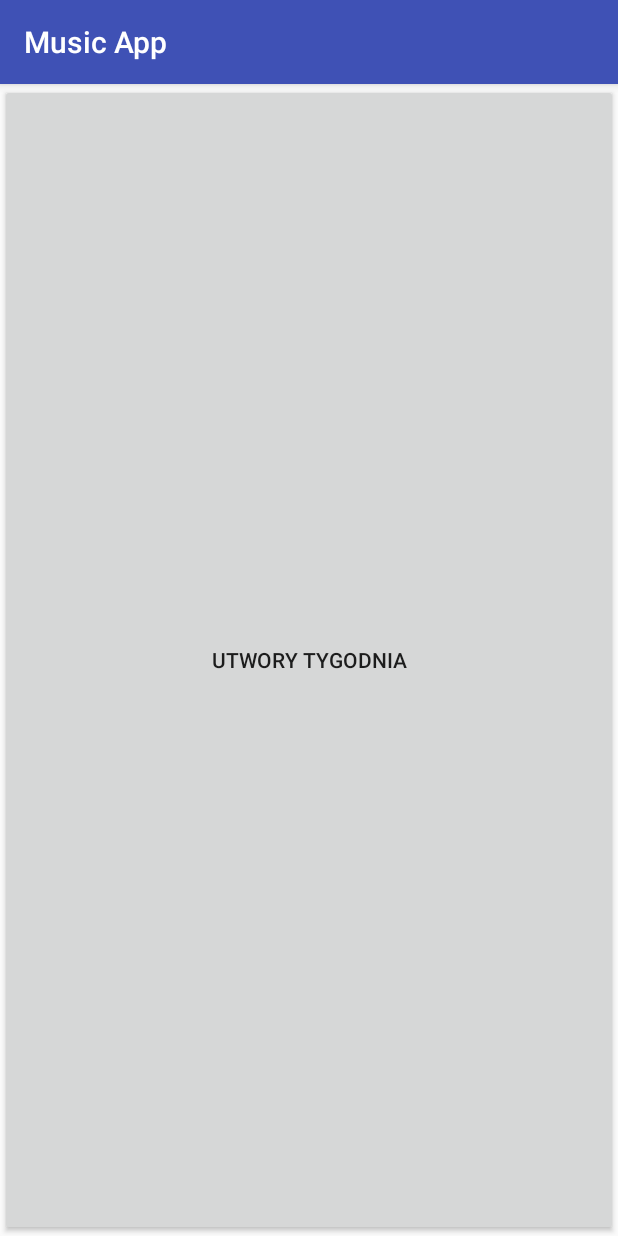
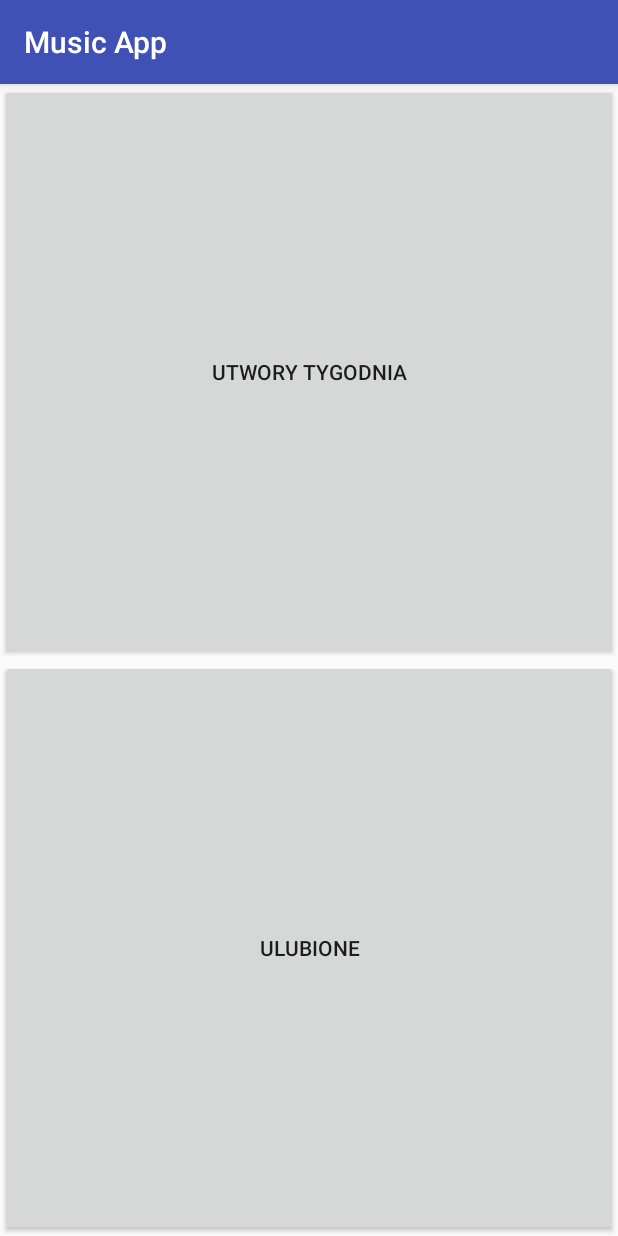
Before and after one commit to w57020/MusicApp-master1, an Android app: the screen it shows after launch (MainActivity), on a phone screen of 412 x 824 dp. Run offline under Robolectric (Android 15) with nearby library versions, the phone set to English and light mode, and no system bars; libraries missing offline, so code that uses them is left out: io.realm; 4 statements that could not run were skipped.

```diff
--- a/app/build.gradle
+++ b/app/build.gradle
@@ -26,7 +26,7 @@ repositories {
 
 
 dependencies {
-    implementation ("com.github.bumptech.glide:glide:4.7.1") {
+    implementation("com.github.bumptech.glide:glide:4.7.1") {
         exclude group: "com.android.support"
     }
     implementation "com.android.support:support-fragment:26.1.0"
--- a/app/src/main/AndroidManifest.xml
+++ b/app/src/main/AndroidManifest.xml
@@ -20,7 +20,11 @@
             </intent-filter>
         </activity>
         <activity android:name=".topsongs.TopSongsActivity" />
-        <activity android:name=".topsongs.SongDetailsActivity"></activity>
+        <activity android:name=".topsongs.SongDetailsActivity" />
+        <activity
+            android:name=".favorites.FavoritesActivity"
+            android:label="Ulubione" />
+
     </application>
 
 </manifest>
--- a/app/src/main/java/com/example/stud/musicapp/MainActivity.java
+++ b/app/src/main/java/com/example/stud/musicapp/MainActivity.java
@@ -1,10 +1,14 @@
 package com.example.stud.musicapp;
 
+import android.content.Intent;
 import android.support.v7.app.AppCompatActivity;
 import android.os.Bundle;
 import android.view.View;
 import android.widget.Button;
 import android.widget.Toast;
+
+import com.example.stud.musicapp.favorites.FavoritesActivity;
+import com.example.stud.musicapp.topsongs.TopSongsActivity;
 
 public class MainActivity extends AppCompatActivity {
 
@@ -17,7 +21,18 @@ public class MainActivity extends AppCompatActivity {
         bTopSongs.setOnClickListener(new View.OnClickListener() {
             @Override
             public void onClick(View view) {
-                Toast.makeText(MainActivity.this, "TODO", Toast.LENGTH_SHORT).show();
+                Intent intent = new Intent(MainActivity.this, TopSongsActivity.class);
+                startActivity(intent);
+            }
+        });
+
+        Button bFavorites = findViewById(R.id.bFavorites);
+        bFavorites.setOnClickListener(new View.OnClickListener() {
+            @Override
+            public void onClick(View view) {
+                Intent intent = new Intent(MainActivity.this, FavoritesActivity.class);
+                startActivity(intent);
+
             }
         });
 
--- a/app/src/main/res/layout/activity_main.xml
+++ b/app/src/main/res/layout/activity_main.xml
@@ -3,7 +3,7 @@
     xmlns:tools="http://schemas.android.com/tools"
     android:layout_width="match_parent"
     android:layout_height="match_parent"
-    android:weightSum="1"
+    android:weightSum="2"
     android:orientation="vertical"
     tools:context="com.example.stud.musicapp.MainActivity">
 
@@ -15,4 +15,12 @@
         android:text="@string/top_songs"
         />
 
+    <Button
+        android:id="@+id/bFavorites"
+        android:layout_width="match_parent"
+        android:layout_height="0dp"
+        android:layout_weight="1"
+        android:text="@string/favorites"
+        />
+
 </LinearLayout>
```
Also changed, not shown: app/src/main/java/com/example/stud/musicapp/favorites/FavoritesActivity.java (added, +42 -0 lines), app/src/main/res/layout/activity_favorites.xml (added, +9 -0 lines).
